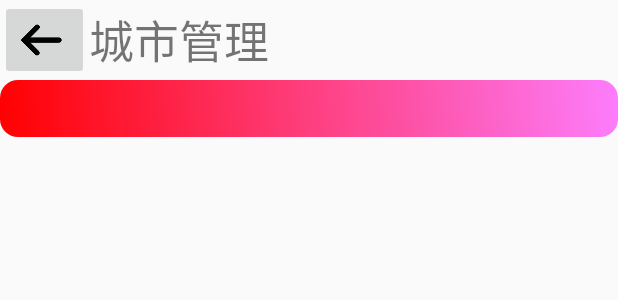
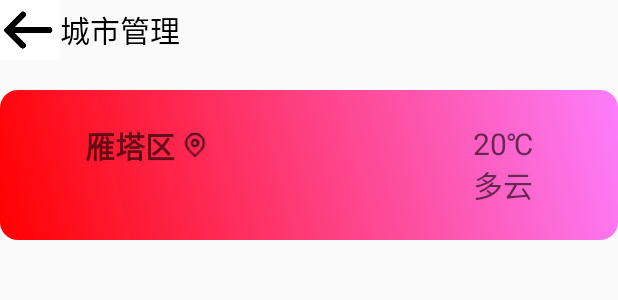
Before and after one commit to Skandinaviske/WeatherApp, an Android app: the layout activity_addcity.xml on its own in the app's theme, with its tools: preview values and no code run, on a phone screen of 412 x 824 dp. Shown: the top 300 px of the screen. Run offline under Robolectric (Android 15) with nearby library versions, the phone set to English and light mode, and no system bars.

Commit message:
syn addcityActivity data

```diff
--- a/app/src/main/java/com/example/myweatherapp/repository/Repository.kt
+++ b/app/src/main/java/com/example/myweatherapp/repository/Repository.kt
@@ -77,6 +77,7 @@ class Repository {
                         arrayList.add("℃")
                         arrayList.add("gone")
                         arrayList.add(getWeekOfDate())
+                        arrayList.add("visible")
                         //Log.d("CurrentWeather", temperature + weatherBackground + weathertype)
                     }
 
--- a/app/src/main/java/com/example/myweatherapp/viewmodel/MyViewModel.kt
+++ b/app/src/main/java/com/example/myweatherapp/viewmodel/MyViewModel.kt
@@ -2,6 +2,7 @@ package com.example.myweatherapp.viewmodel
 
 import android.content.Context
 import android.content.Intent
+import android.util.Log
 import android.view.View
 import androidx.lifecycle.LiveData
 import androidx.lifecycle.MutableLiveData
@@ -33,9 +34,11 @@ class MyViewModel : ViewModel() {
     val repositoryforDaily: LiveData<ArrayList<BasicModel>>?
         get() = textLiveDataforDaily
 
-    fun clicktoAddCity(view: View){
+    fun clicktoAddCity(view: View, cityname: String){
         val context: Context = view.context
+        Log.d("TestLiang", "Cityname is $cityname")
         val intent:Intent = Intent(context, AddCityActivity::class.java)
+        intent.putExtra("cityname",cityname)
         context.startActivity(intent)
     }
 }
--- a/app/src/main/res/layout/activity_addcity.xml
+++ b/app/src/main/res/layout/activity_addcity.xml
@@ -1,35 +1,102 @@
 <?xml version="1.0" encoding="utf-8"?>
-<LinearLayout xmlns:android="http://schemas.android.com/apk/res/android"
-    android:orientation="vertical" android:layout_width="match_parent"
-    android:layout_height="match_parent">
+<layout xmlns:android="http://schemas.android.com/apk/res/android"
+    xmlns:app="http://schemas.android.com/apk/res-auto"
+    xmlns:tools="http://schemas.android.com/tools">
 
-    <LinearLayout android:layout_height="wrap_content"
+    <data>
+        <import type="android.view.View" />
+
+        <variable
+            name="viewModel"
+            type="com.example.myweatherapp.viewmodel.MyViewModel" />
+
+        <variable
+            name="activity"
+            type="android.app.Activity" />
+    </data>
+
+    <LinearLayout
         android:layout_width="match_parent"
+        android:layout_height="match_parent"
+        android:orientation="vertical">
+
+        <LinearLayout
+            android:layout_width="match_parent"
+            android:layout_height="wrap_content"
             android:orientation="horizontal">
+
             <ImageButton
-        android:layout_width="59dp"
-        android:layout_height="53dp"
+                android:layout_width="40dp"
+                android:layout_height="40dp"
                 android:scaleType="fitStart"
-        android:src="@drawable/back" />
-    <TextView android:layout_height="match_parent"
+                android:src="@drawable/back"
+                android:background="@color/white" />
+
+<!--            android:onClick="@{(v) -> v.getContext().finish()}"-->
+
+            <TextView
                 android:layout_width="match_parent"
+                android:layout_height="match_parent"
+                android:gravity="center_vertical"
                 android:text="城市管理"
-        android:textSize="30dp"
-        android:gravity= "center_vertical"
-        />
+                android:textSize="20sp"
+                android:textColor="@color/black"/>
 
         </LinearLayout>
 
-    <EditText
+        <RelativeLayout
+            android:layout_height="100dp"
             android:layout_width="match_parent"
+            android:layout_marginTop="20dp"
+            android:background="@drawable/shapeadditem">
+
+            <TextView
+                android:id="@+id/currentCity"
                 android:layout_height="wrap_content"
-        android:background="@drawable/shapeadditem"
+                android:layout_width="wrap_content"
+                android:layout_marginStart="50dp"
+                android:layout_marginTop="15dp"
+                android:hint="雁塔区"
+                android:textSize="20dp"
+                android:text="@{viewModel.repositoryforLocation[1]}"
+                android:textColor="@color/white"
+                android:textStyle="bold"
+                android:drawableRight="@drawable/position"
+                android:drawablePadding="5dp"
                 />
 
+            <TextView
+                android:layout_height="wrap_content"
+                android:layout_width="wrap_content"
+                android:layout_alignParentEnd="true"
+                android:layout_marginEnd="50dp"
+                android:layout_marginTop="15dp"
+                android:textSize="20dp"
+                android:hint="20℃"
+                android:text="@={viewModel.repositoryforNow[0]}"
+                android:textColor="@color/white"
+                />
+            <TextView
+                android:layout_height="wrap_content"
+                android:layout_width="wrap_content"
+                android:layout_alignParentEnd="true"
+                android:layout_alignParentBottom="true"
+                android:layout_marginEnd="50dp"
+                android:layout_marginBottom="15dp"
+                android:textSize="20dp"
+                android:text="@={viewModel.repositoryforNow[2]}"
+                android:hint="多云"
+                android:textColor="@color/white"
+                />
+
+
+        </RelativeLayout>
         <androidx.recyclerview.widget.RecyclerView
             android:id="@+id/recyclerview"
-        android:layout_height="wrap_content"
-        android:layout_width="match_parent">
+            android:layout_width="match_parent"
+            android:layout_height="wrap_content">
 
         </androidx.recyclerview.widget.RecyclerView>
+
     </LinearLayout>
+</layout>
--- a/app/src/main/res/values/colors.xml
+++ b/app/src/main/res/values/colors.xml
@@ -7,4 +7,5 @@
     <color name="teal_700">#FF018786</color>
     <color name="black">#FF000000</color>
     <color name="white">#FFFFFFFF</color>
+    <color name="gray">#999999</color>
 </resources>
```
Also changed, not shown: app/src/main/java/com/example/myweatherapp/view/AddCityActivity.kt (+28 -2 lines), app/src/main/res/layout/activity_main.xml (+23 -13 lines), app/src/main/res/layout/cell.xml (+8 -2 lines), app/src/main/res/drawable-v24/position.png (added). Lines whose indentation alone changed are shown as unchanged.
